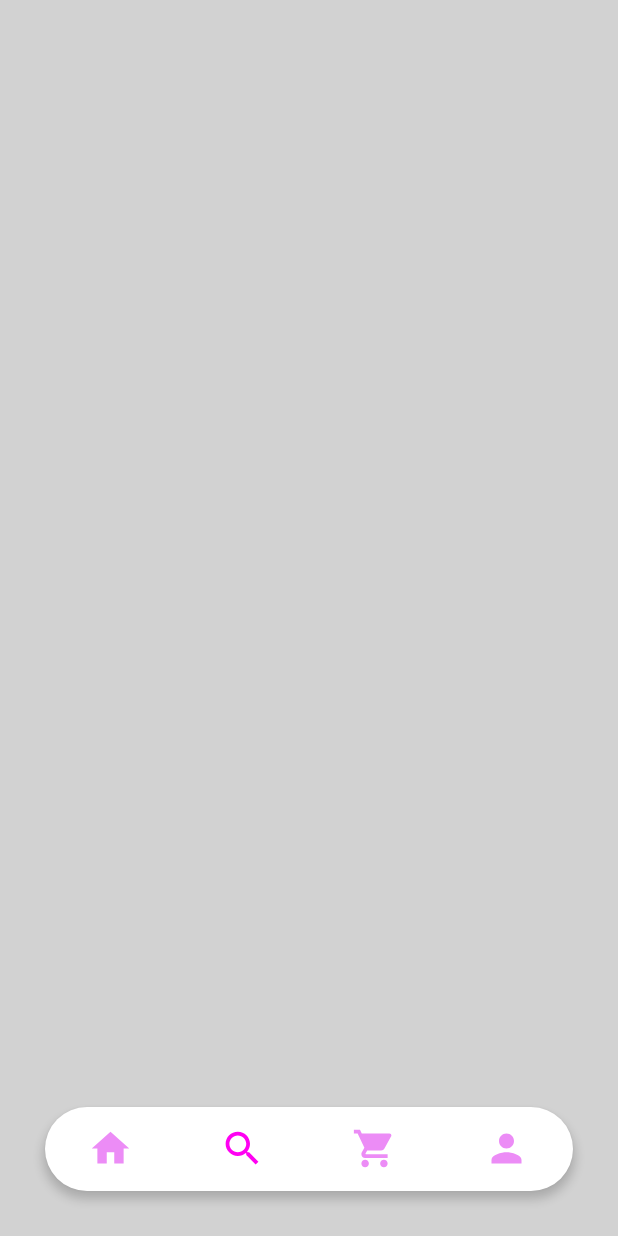
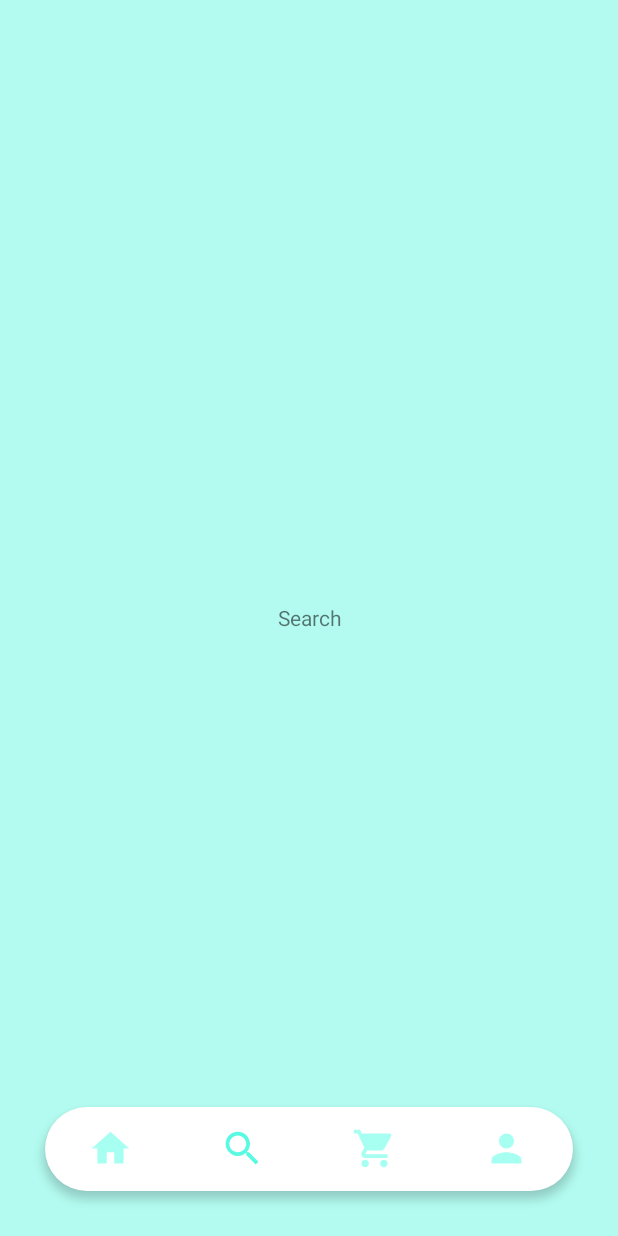
Before and after one commit to Harika-Devarapalli/projectsample, an Android app: the screen it shows after launch (MainActivity), item 2 of the bottom bar chosen, on a phone screen of 412 x 824 dp. Run offline under Robolectric (Android 15) with nearby library versions, the phone set to English and light mode, and no system bars.

Commit message:
Added New Fragments And Colours

```diff
--- a/app/build.gradle
+++ b/app/build.gradle
@@ -32,6 +32,7 @@ dependencies {
     implementation 'androidx.appcompat:appcompat:1.4.1'
     implementation 'com.google.android.material:material:1.5.0'
     implementation 'androidx.constraintlayout:constraintlayout:2.1.3'
+    implementation 'androidx.legacy:legacy-support-v4:1.0.0'
     testImplementation 'junit:junit:4.13.2'
     androidTestImplementation 'androidx.test.ext:junit:1.1.3'
     androidTestImplementation 'androidx.test.espresso:espresso-core:3.4.0'
--- a/app/src/main/java/com/example/project/MainActivity.java
+++ b/app/src/main/java/com/example/project/MainActivity.java
@@ -1,14 +1,94 @@
 package com.example.project;
 
+import androidx.annotation.NonNull;
 import androidx.appcompat.app.AppCompatActivity;
+import androidx.fragment.app.Fragment;
 
+import android.content.res.ColorStateList;
+import android.graphics.Color;
 import android.os.Bundle;
+import android.view.MenuItem;
+
+import com.google.android.material.bottomnavigation.BottomNavigationView;
+import com.google.android.material.navigation.NavigationBarView;
 
 public class MainActivity extends AppCompatActivity {
 
+    com.google.android.material.bottomnavigation.BottomNavigationView bottomNavigationView;
     @Override
     protected void onCreate(Bundle savedInstanceState) {
         super.onCreate(savedInstanceState);
         setContentView(R.layout.activity_main);
+
+        int[][] states = new int[][] {
+                new int[] {android.R.attr.state_checked},
+                new int[] {-android.R.attr.state_checked},// unchecked
+                new int[] { android.R.attr.state_pressed}  // pressed
+        };
+
+        int[] colorsCyan = new int[] {
+
+                Color.parseColor("#5AFAE2"),
+                Color.parseColor("#A7FFF2"),
+                Color.parseColor("#5AFAE2"),
+        };
+
+        int[] colorsRed = new int[] {
+                Color.parseColor("#FB8080"),
+                Color.parseColor("#FFA7A7"),
+                Color.parseColor("#FA5A5A"),
+        };
+
+        int[] colorsPurple = new int[] {
+                Color.parseColor("#FF01F2"),
+                Color.parseColor("#EC8CF6"),
+                Color.parseColor("#FC04C1"),
+        };
+
+        int[] colorsGreen = new int[] {
+                Color.parseColor("#80FB8C"),
+                Color.parseColor("#A7FFA8"),
+                Color.parseColor("#5AFA6F"),
+        };
+
+        ColorStateList myList = new ColorStateList(states, colorsCyan);
+
+
+
+
+
+        bottomNavigationView = findViewById(R.id.bottom_navigation);
+        bottomNavigationView.setSelectedItemId(R.id.fragment_recomended);
+        getSupportFragmentManager().beginTransaction().replace(R.id.body,new RecommendedFragments()).commit();
+        bottomNavigationView.setOnNavigationItemSelectedListener(new BottomNavigationView.OnNavigationItemSelectedListener() {
+            @Override
+            public boolean onNavigationItemSelected(@NonNull MenuItem item) {
+                Fragment fragment = new SearchFragment();
+                switch (item.getItemId()) {
+                    case R.id.item_cart:
+                        bottomNavigationView.setItemIconTintList( new ColorStateList(states, colorsRed));
+                        fragment = new ShopFragment();
+                        break;
+                    case R.id.item_home:
+                        bottomNavigationView.setItemIconTintList( new ColorStateList(states, colorsPurple));
+                        fragment = new RecommendedFragments();
+                        break;
+                    case R.id.item_search:
+                        bottomNavigationView.setItemIconTintList( new ColorStateList(states, colorsCyan));
+                        fragment = new SearchFragment();
+                        break;
+                    case R.id.item_profile:
+                        bottomNavigationView.setItemIconTintList( new ColorStateList(states, colorsGreen));
+                        fragment = new ProfileFragment();
+                        break;
+                }
+                getSupportFragmentManager().beginTransaction().replace(R.id.body,fragment)
+                        .commit();
+
+
+
+                return true;
+            }
+        });
     }
 }
--- /dev/null
+++ b/app/src/main/java/com/example/project/RecommendedFragments.java
@@ -0,0 +1,23 @@
+package com.example.project;
+
+import android.os.Bundle;
+
+import androidx.fragment.app.Fragment;
+
+import android.view.LayoutInflater;
+import android.view.View;
+import android.view.ViewGroup;
+
+
+public class RecommendedFragments extends Fragment {
+
+
+    @Override
+    public View onCreateView(LayoutInflater inflater, ViewGroup container,
+                             Bundle savedInstanceState) {
+        // Inflate the layout for this fragment
+        View root = inflater.inflate(R.layout.fragment_recommended_fragments, container, false);
+
+        return root;
+    }
+}
--- /dev/null
+++ b/app/src/main/java/com/example/project/SearchFragment.java
@@ -0,0 +1,22 @@
+package com.example.project;
+
+import android.os.Bundle;
+
+import androidx.fragment.app.Fragment;
+
+import android.view.LayoutInflater;
+import android.view.View;
+import android.view.ViewGroup;
+
+public class SearchFragment extends Fragment {
+
+
+    @Override
+    public View onCreateView(LayoutInflater inflater, ViewGroup container,
+                             Bundle savedInstanceState) {
+        // Inflate the layout for this fragment
+        View root = inflater.inflate(R.layout.fragment_search, container, false);
+
+        return root;
+    }
+}
--- /dev/null
+++ b/app/src/main/res/drawable-v24/itemblue.xml
@@ -0,0 +1,6 @@
+<?xml version="1.0" encoding="utf-8"?>
+<selector xmlns:android="http://schemas.android.com/apk/res/android">
+<item android:state_pressed="true" android:color="#5AFA6F"/>
+    <item android:state_checked="true" android:color="#80FB8C"/>
+    <item android:color="#A7FFA8"/>
+</selector>
--- /dev/null
+++ b/app/src/main/res/layout/fragment_search.xml
@@ -0,0 +1,17 @@
+<?xml version="1.0" encoding="utf-8"?>
+<FrameLayout xmlns:android="http://schemas.android.com/apk/res/android"
+    xmlns:tools="http://schemas.android.com/tools"
+    android:layout_width="match_parent"
+    android:layout_height="match_parent"
+    android:background="#B3FBF0"
+    android:id="@+id/fragment_search"
+    tools:context=".SearchFragment">
+
+    <!-- TODO: Update blank fragment layout -->
+    <TextView
+        android:layout_gravity="center"
+        android:gravity="center"
+        android:layout_width="match_parent"
+        android:layout_height="match_parent"
+        android:text="Search" />
+</FrameLayout>
--- a/app/src/main/res/values/strings.xml
+++ b/app/src/main/res/values/strings.xml
@@ -4,4 +4,6 @@
     <string name="search_text"> Search </string>
     <string name="cart_text"> Cart </string>
     <string name="profile_text"> Profile </string>
+    <!-- TODO: Remove or change this placeholder text -->
+    <string name="hello_blank_fragment">Hello blank fragment</string>
 </resources>
```
Also changed, not shown: app/src/main/java/com/example/project/ProfileFragment.java (added, +24 -0 lines), app/src/main/java/com/example/project/ShopFragment.java (added, +25 -0 lines), app/src/main/res/layout/fragment_profile.xml (added, +18 -0 lines), app/src/main/res/layout/fragment_recommended_fragments.xml (added, +19 -0 lines), app/src/main/res/layout/fragment_shop.xml (added, +19 -0 lines), app/src/main/res/layout/nextpage.xml (+1 -7 lines).
